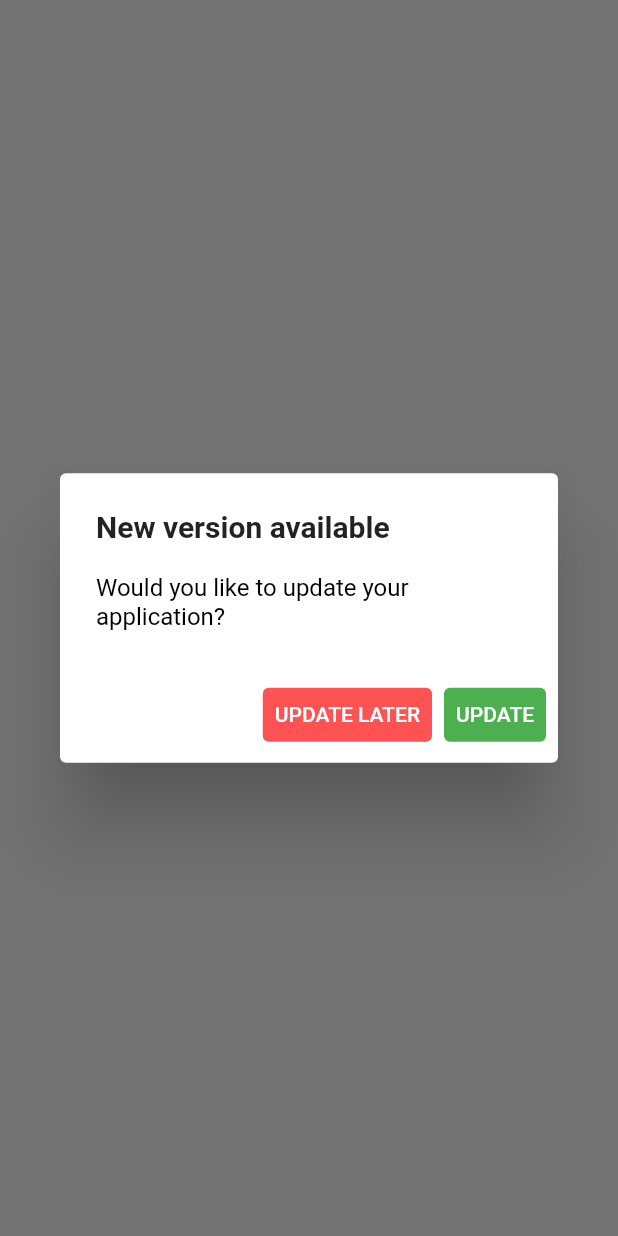
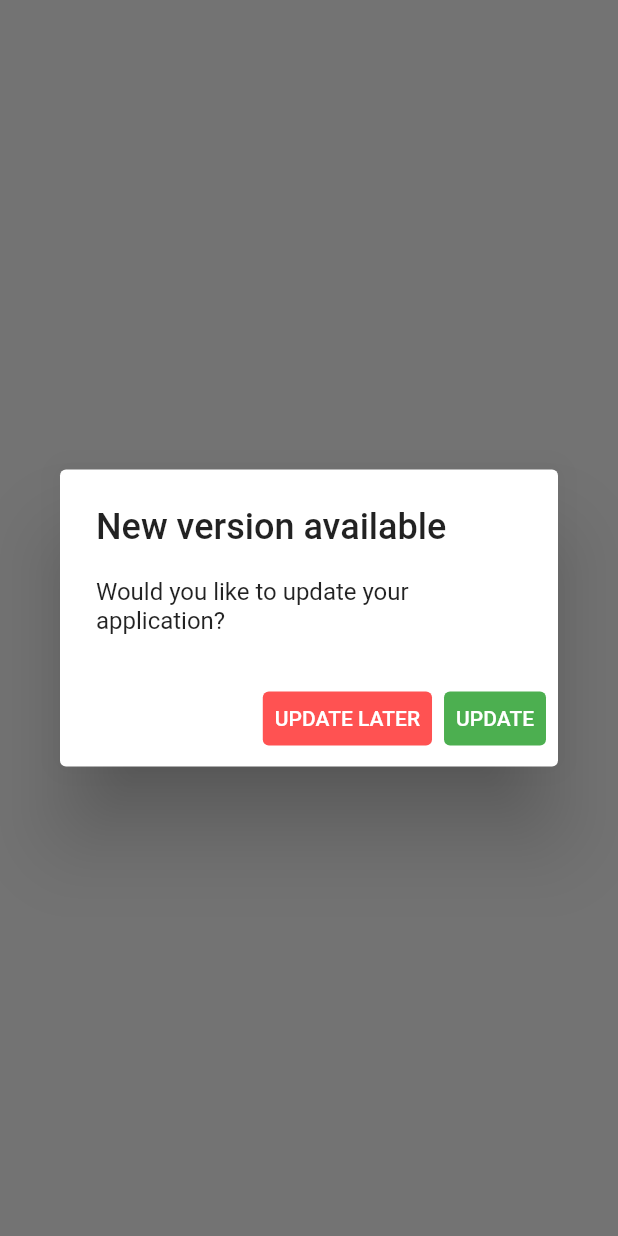
Before and after one commit to kauemurakami/app_version_update, a Flutter app: what showAlertUpdate() shows on an empty page, opened directly with empty values, on a phone screen of 412 x 824 dp. Run offline on Flutter 3.47's test engine with Material 2 defaults, Android fonts, the phone set to English and light mode, and no system bars; our stand-ins replace package_info_plus.

Commit message:
Fix a bug where custom text styles are not applied

```diff
--- a/lib/app_version_update.dart
+++ b/lib/app_version_update.dart
@@ -123,10 +123,10 @@ class AppVersionUpdate {
       AppVersionResult? appVersionResult,
       bool? mandatory = false,
       String? title = 'New version available',
-      TextStyle titleTextStyle =
+      TextStyle? titleTextStyle =
           const TextStyle(fontSize: 24.0, fontWeight: FontWeight.w500),
       String? content = 'Would you like to update your application?',
-      TextStyle contentTextStyle =
+      TextStyle? contentTextStyle =
           const TextStyle(fontSize: 16.0, fontWeight: FontWeight.w400),
       ButtonStyle? cancelButtonStyle = const ButtonStyle(
           backgroundColor: MaterialStatePropertyAll(Colors.redAccent)),
--- a/lib/widgets/alert_dialog_update.dart
+++ b/lib/widgets/alert_dialog_update.dart
@@ -32,8 +32,7 @@ class UpdateVersionDialog extends Container {
       this.cancelButtonStyle,
       this.cancelTextStyle,
       this.contentTextStyle,
-      this.titleTextStyle =
-          const TextStyle(fontSize: 18.0, fontWeight: FontWeight.w700),
+      this.titleTextStyle,
       Key? key})
       : super(key: key);
 
@@ -43,12 +42,19 @@ class UpdateVersionDialog extends Container {
         backgroundColor: backgroundColor!,
         title: Text(
           title!,
-          style: const TextStyle(fontSize: 20.0, fontWeight: FontWeight.w700),
+          style: titleTextStyle ??
+              const TextStyle(
+                  color: Colors.black,
+                  fontSize: 20.0,
+                  fontWeight: FontWeight.w700),
         ),
         content: Text(
           content!,
-          style: const TextStyle(
-              color: Colors.black, fontSize: 16.0, fontWeight: FontWeight.w400),
+          style: contentTextStyle ??
+              const TextStyle(
+                  color: Colors.black,
+                  fontSize: 16.0,
+                  fontWeight: FontWeight.w400),
         ),
         actions: [
           mandatory!
```
